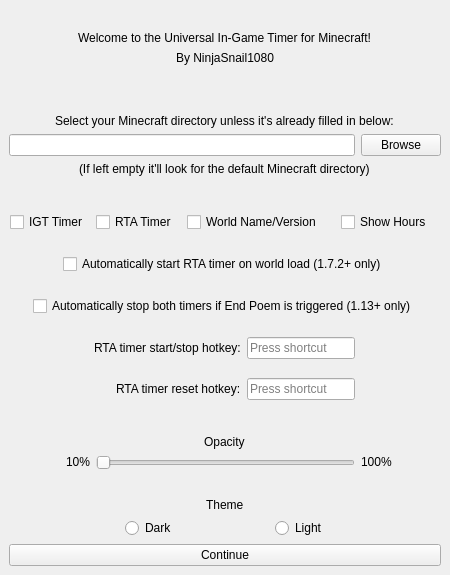
Before: the Qt Designer form SettingsWindow.ui in NinjaSnail1080/mc-universal-in-game-timer, drawn with Qt 5.
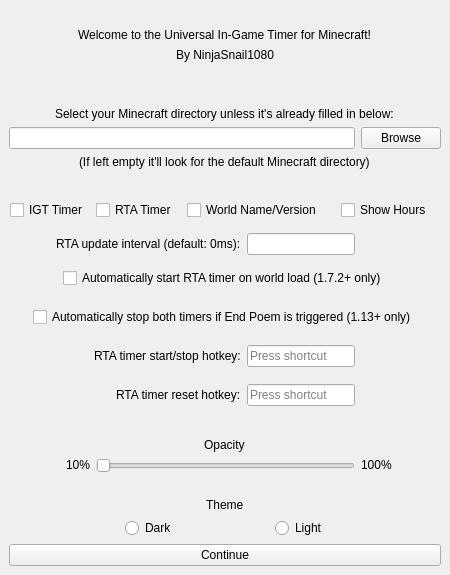
After: the same form once the commit is applied.

Commit message: add ability to configure rta timer interval

Diff of the .ui file:
```diff
--- a/SettingsWindow.ui
+++ b/SettingsWindow.ui
@@ -183,6 +183,16 @@
       </property>
      </widget>
     </item>
+    <item row="10" column="0" colspan="8" alignment="Qt::AlignRight|Qt::AlignVCenter">
+     <widget class="QLabel" name="rta_interval_text">
+      <property name="text">
+       <string>RTA update interval (default: 0ms):</string>
+      </property>
+     </widget>
+    </item>
+    <item row="10" column="8" colspan="3">
+     <widget class="QLineEdit" name="rta_interval_field"/>
+    </item>
    </layout>
   </widget>
  </widget>
```
The commit also changes 1 other file.
